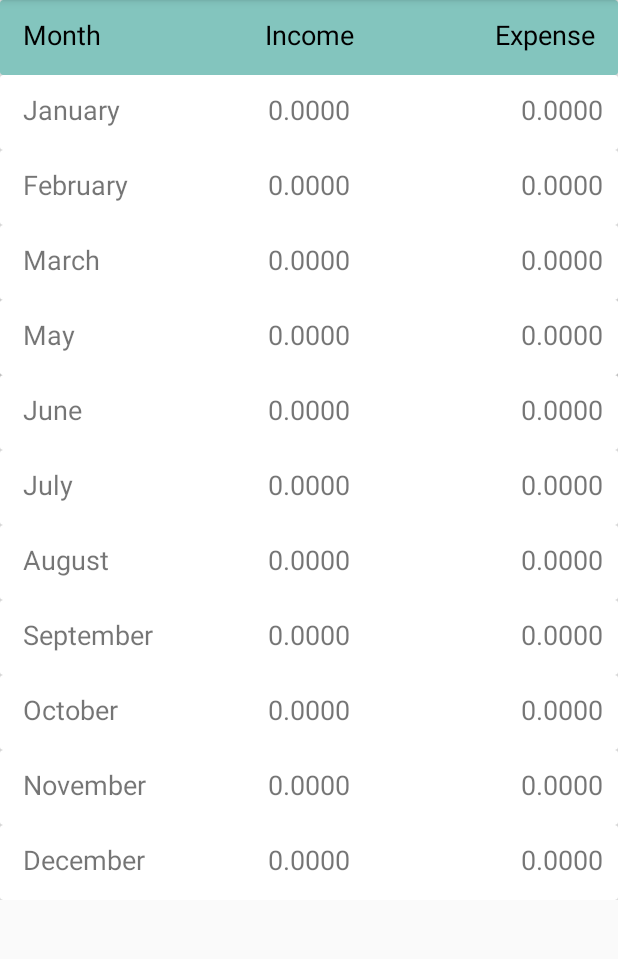
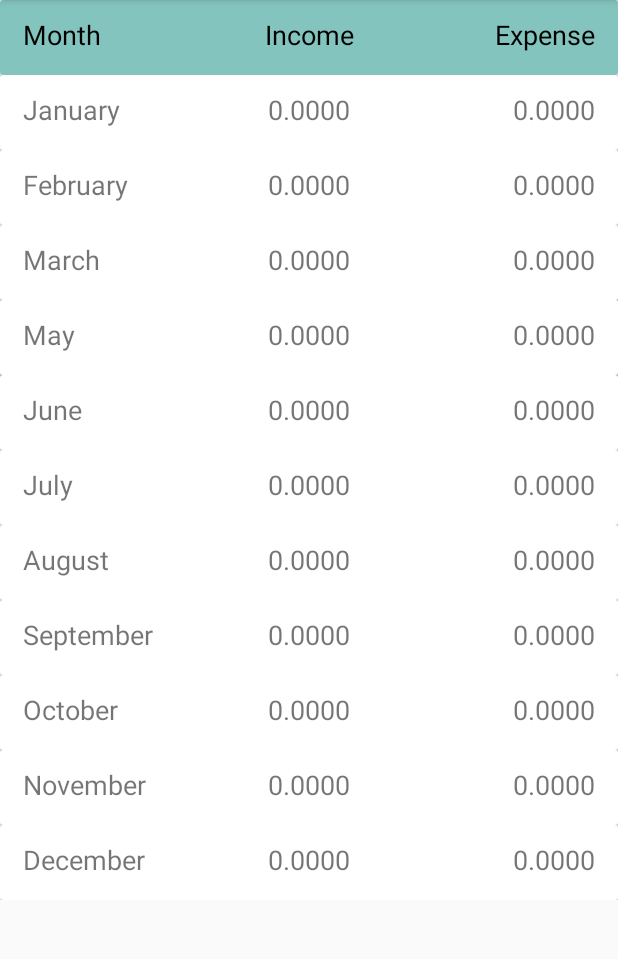
Before and after one commit to Nabilatasnia/NinjaMoneyFinal, an Android app: the Report screen opened directly, with no data from a screen before it, on a phone screen of 412 x 824 dp, the part 75-1034 px from its top. Run offline under Robolectric (Android 15) with nearby library versions, the phone set to English and light mode, and no system bars; our stand-ins replace Firebase (no records; nobody signed in at launch, a user with empty details on screens opened directly).

Commit message:
nabila onek joss

```diff
--- a/app/src/main/res/layout/activity_expense.xml
+++ b/app/src/main/res/layout/activity_expense.xml
@@ -42,6 +42,7 @@
                 android:layout_width="match_parent"
                 android:layout_height="wrap_content"
                 android:elevation="10dp"
+                app:cardBackgroundColor="@color/teal_200"
                 app:cardElevation="5dp">
 
                 <LinearLayout
@@ -80,8 +81,8 @@
                             android:id="@+id/expense_txt_result"
                             android:layout_width="wrap_content"
                             android:layout_height="wrap_content"
+                            android:layout_marginLeft="30sp"
                             android:text="000000.00"
-                            android:layout_marginLeft="30sp"
                             android:textAppearance="@style/TextAppearance.AppCompat.Medium"
                             android:textColor="#D53838"
                             android:textStyle="bold" />
--- a/app/src/main/res/layout/activity_main.xml
+++ b/app/src/main/res/layout/activity_main.xml
@@ -99,7 +99,7 @@
                 android:layout_marginTop="50sp"
                 android:fontFamily="sans-serif"
                 android:paddingLeft="40dp"
-                android:text="300৳"
+                android:text="0৳"
                 android:textColor="@color/black"
                 android:textSize="55dp" />
 
--- a/app/src/main/res/layout/activity_report.xml
+++ b/app/src/main/res/layout/activity_report.xml
@@ -110,7 +110,7 @@
                 android:layout_height="match_parent"
                 android:layout_width="match_parent"
                 android:textAlignment="viewEnd"
-                android:layout_marginRight="10sp"
+                android:layout_marginRight="15sp"
                 android:text="0.0000"
                 android:paddingVertical="5sp"
                 android:textSize="18sp"
@@ -151,7 +151,7 @@
                     android:layout_height="match_parent"
                     android:layout_width="match_parent"
                     android:textAlignment="viewEnd"
-                    android:layout_marginRight="10sp"
+                    android:layout_marginRight="15sp"
                     android:text="0.0000"
                     android:paddingVertical="5sp"
                     android:textSize="18sp"
@@ -191,7 +191,7 @@
                     android:layout_height="match_parent"
                     android:layout_width="match_parent"
                     android:textAlignment="viewEnd"
-                    android:layout_marginRight="10sp"
+                    android:layout_marginRight="15sp"
                     android:text="0.0000"
                     android:paddingVertical="5sp"
                     android:textSize="18sp"
@@ -271,7 +271,7 @@
                     android:layout_height="match_parent"
                     android:layout_width="match_parent"
                     android:textAlignment="viewEnd"
-                    android:layout_marginRight="10sp"
+                    android:layout_marginRight="15sp"
                     android:text="0.0000"
                     android:paddingVertical="5sp"
                     android:textSize="18sp"
@@ -311,7 +311,7 @@
                     android:layout_height="match_parent"
                     android:layout_width="match_parent"
                     android:textAlignment="viewEnd"
-                    android:layout_marginRight="10sp"
+                    android:layout_marginRight="15sp"
                     android:text="0.0000"
                     android:paddingVertical="5sp"
                     android:textSize="18sp"
@@ -351,7 +351,7 @@
                     android:layout_height="match_parent"
                     android:layout_width="match_parent"
                     android:textAlignment="viewEnd"
-                    android:layout_marginRight="10sp"
+                    android:layout_marginRight="15sp"
                     android:text="0.0000"
                     android:paddingVertical="5sp"
                     android:textSize="18sp"
@@ -391,7 +391,7 @@
                     android:layout_height="match_parent"
                     android:layout_width="match_parent"
                     android:textAlignment="viewEnd"
-                    android:layout_marginRight="10sp"
+                    android:layout_marginRight="15sp"
                     android:text="0.0000"
                     android:paddingVertical="5sp"
                     android:textSize="18sp"
@@ -431,7 +431,7 @@
                 android:layout_height="match_parent"
                 android:layout_width="match_parent"
                 android:textAlignment="viewEnd"
-                android:layout_marginRight="10sp"
+                android:layout_marginRight="15sp"
                 android:text="0.0000"
                 android:paddingVertical="5sp"
                 android:textSize="18sp"
@@ -471,7 +471,7 @@
                     android:layout_height="match_parent"
                     android:layout_width="match_parent"
                     android:textAlignment="viewEnd"
-                    android:layout_marginRight="10sp"
+                    android:layout_marginRight="15sp"
                     android:text="0.0000"
                     android:paddingVertical="5sp"
                     android:textSize="18sp"
@@ -511,7 +511,7 @@
                     android:layout_height="match_parent"
                     android:layout_width="match_parent"
                     android:textAlignment="viewEnd"
-                    android:layout_marginRight="10sp"
+                    android:layout_marginRight="15sp"
                     android:text="0.0000"
                     android:paddingVertical="5sp"
                     android:textSize="18sp"
@@ -551,7 +551,7 @@
                     android:layout_height="match_parent"
                     android:layout_width="match_parent"
                     android:textAlignment="viewEnd"
-                    android:layout_marginRight="10sp"
+                    android:layout_marginRight="15sp"
                     android:text="0.0000"
                     android:paddingVertical="5sp"
                     android:textSize="18sp"
```
Also changed, not shown: app/src/main/java/com/example/ninjamoney/Report.java (+24 -24 lines), app/src/main/res/layout/activity_balance.xml (+7 -6 lines).
